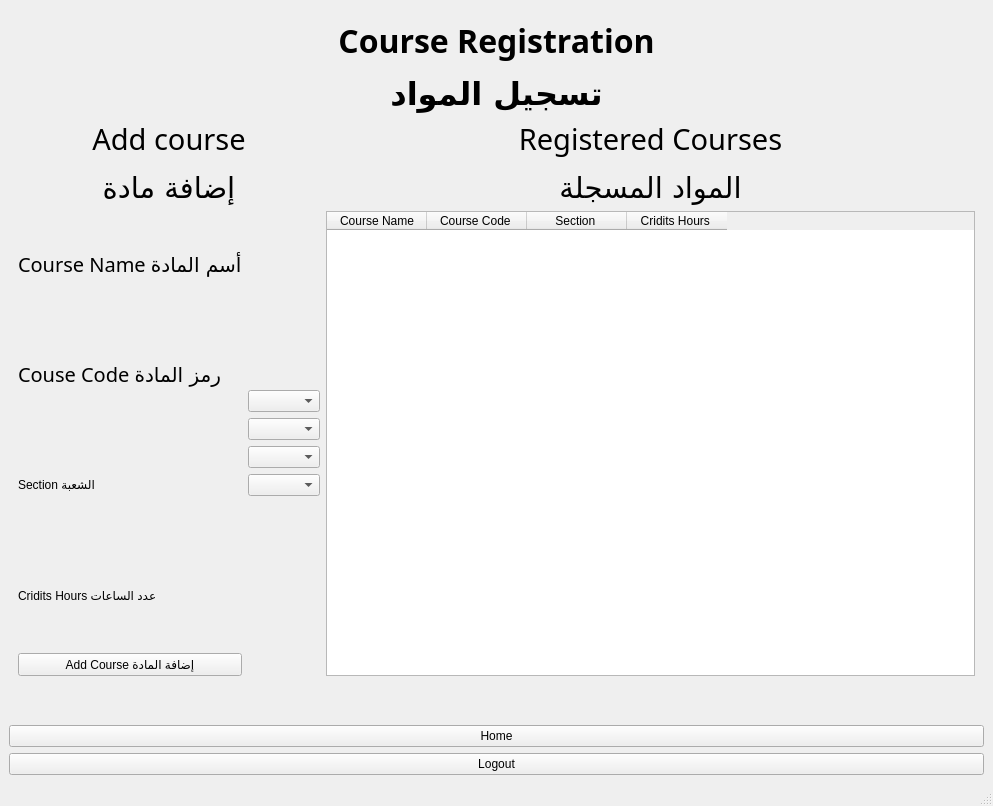
Above: GUI_MainWindows.ui from nwaaf20050-netizen/EE202_Course_Project before the change. Below: the same form after it.
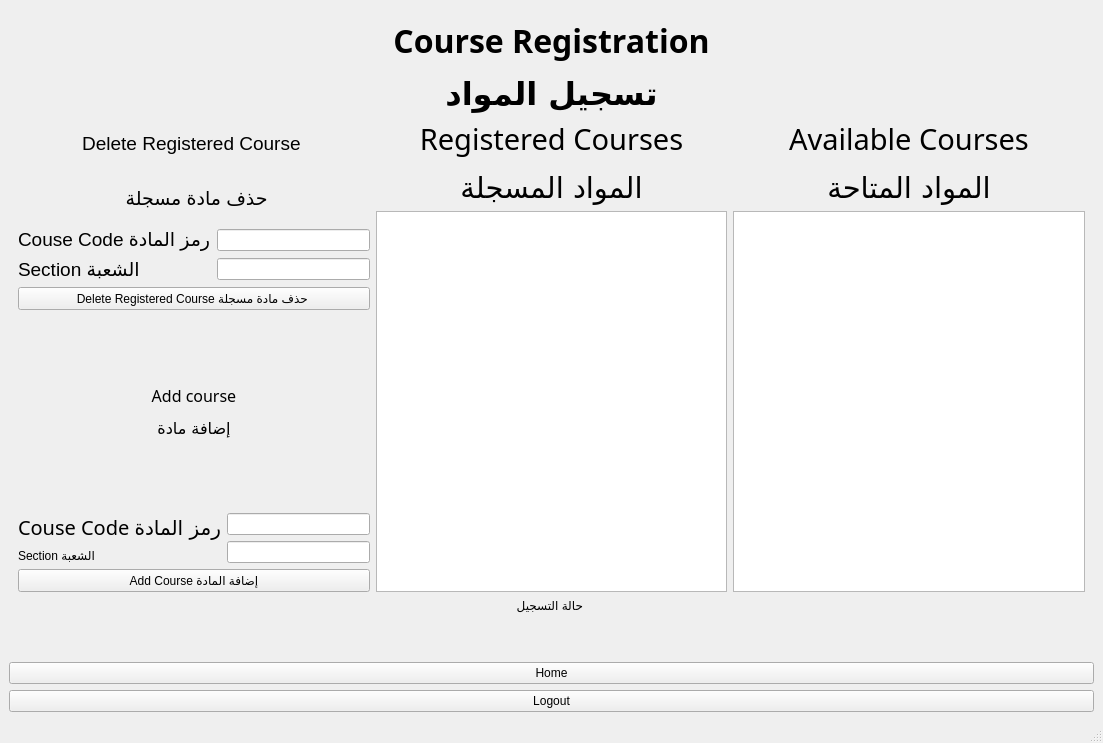
That is the form after the change. The open tabs and pages were chosen to show the change.

Commit message:
Added Student Course Registaration
_Add course registration
-added error handling
-updated gui

The edit to the form file:
```diff
--- a/GUI_MainWindows.ui
+++ b/GUI_MainWindows.ui
@@ -9,8 +9,8 @@
    <rect>
     <x>0</x>
     <y>0</y>
-    <width>993</width>
-    <height>806</height>
+    <width>1103</width>
+    <height>743</height>
    </rect>
   </property>
   <property name="windowTitle">
@@ -728,9 +728,9 @@
        </layout>
       </widget>
       <widget class="QWidget" name="StudentCourseRegistration">
-       <layout class="QGridLayout" name="gridLayout_7">
-        <item row="0" column="0" colspan="2">
-         <widget class="QLabel" name="label_26">
+       <layout class="QGridLayout" name="gridLayout_14">
+        <item row="0" column="0">
+         <widget class="QLabel" name="label_67">
           <property name="font">
            <font>
             <family>Rockwell</family>
@@ -742,58 +742,124 @@
          </widget>
         </item>
         <item row="1" column="0">
-         <widget class="QLabel" name="label_18">
-          <property name="font">
-           <font>
-            <family>Rockwell</family>
-           </font>
-          </property>
-          <property name="text">
-           <string>&lt;html&gt;&lt;head/&gt;&lt;body&gt;&lt;p align=&quot;center&quot;&gt;&lt;span style=&quot; font-size:22pt;&quot;&gt;Add course&lt;/span&gt;&lt;/p&gt;&lt;p align=&quot;center&quot;&gt;&lt;span style=&quot; font-size:22pt;&quot;&gt;إضافة مادة&lt;/span&gt;&lt;/p&gt;&lt;/body&gt;&lt;/html&gt;</string>
-          </property>
-         </widget>
-        </item>
-        <item row="1" column="1">
-         <widget class="QLabel" name="label_23">
-          <property name="font">
-           <font>
-            <family>Rockwell</family>
-           </font>
-          </property>
-          <property name="text">
-           <string>&lt;html&gt;&lt;head/&gt;&lt;body&gt;&lt;p align=&quot;center&quot;&gt;&lt;span style=&quot; font-size:22pt;&quot;&gt;Registered Courses&lt;/span&gt;&lt;/p&gt;&lt;p align=&quot;center&quot;&gt;&lt;span style=&quot; font-size:22pt;&quot;&gt;المواد المسجلة&lt;/span&gt;&lt;/p&gt;&lt;/body&gt;&lt;/html&gt;</string>
-          </property>
-         </widget>
-        </item>
-        <item row="2" column="0">
          <layout class="QHBoxLayout" name="horizontalLayout">
           <item>
            <layout class="QVBoxLayout" name="verticalLayout_5">
+            <item>
+             <layout class="QGridLayout" name="gridLayout_7">
+              <item row="1" column="0">
+               <widget class="QLabel" name="label_20">
+                <property name="font">
+                 <font>
+                  <pointsize>14</pointsize>
+                 </font>
+                </property>
+                <property name="text">
+                 <string>حذف مادة مسجلة </string>
+                </property>
+                <property name="alignment">
+                 <set>Qt::AlignCenter</set>
+                </property>
+               </widget>
+              </item>
+              <item row="0" column="0">
+               <widget class="QLabel" name="label_21">
+                <property name="font">
+                 <font>
+                  <pointsize>14</pointsize>
+                 </font>
+                </property>
+                <property name="text">
+                 <string>Delete Registered Course </string>
+                </property>
+                <property name="alignment">
+                 <set>Qt::AlignCenter</set>
+                </property>
+               </widget>
+              </item>
+              <item row="2" column="0">
+               <layout class="QHBoxLayout" name="horizontalLayout_3">
+                <item>
+                 <layout class="QVBoxLayout" name="verticalLayout_16">
+                  <property name="spacing">
+                   <number>7</number>
+                  </property>
+                  <item>
+                   <widget class="QLabel" name="label_22">
+                    <property name="font">
+                     <font>
+                      <pointsize>14</pointsize>
+                     </font>
+                    </property>
+                    <property name="text">
+                     <string>Couse Code رمز المادة</string>
+                    </property>
+                   </widget>
+                  </item>
+                  <item>
+                   <widget class="QLabel" name="label_23">
+                    <property name="font">
+                     <font>
+                      <pointsize>14</pointsize>
+                     </font>
+                    </property>
+                    <property name="text">
+                     <string>Section الشعبة</string>
+                    </property>
+                   </widget>
+                  </item>
+                 </layout>
+                </item>
+                <item>
+                 <layout class="QVBoxLayout" name="verticalLayout_15">
+                  <item>
+                   <widget class="QLineEdit" name="lineEdit_code2"/>
+                  </item>
+                  <item>
+                   <widget class="QLineEdit" name="lineEdit_section2"/>
+                  </item>
+                 </layout>
+                </item>
+               </layout>
+              </item>
+              <item row="3" column="0">
+               <widget class="QPushButton" name="pushButton_Delete">
+                <property name="text">
+                 <string>Delete Registered Course حذف مادة مسجلة </string>
+                </property>
+               </widget>
+              </item>
+             </layout>
+            </item>
+            <item>
+             <widget class="QLabel" name="label_24">
+              <property name="font">
+               <font>
+                <family>Rockwell</family>
+                <pointsize>14</pointsize>
+               </font>
+              </property>
+              <property name="text">
+               <string>&lt;html&gt;&lt;head/&gt;&lt;body&gt;&lt;p align=&quot;center&quot;&gt;&lt;span style=&quot; font-size:12pt;&quot;&gt;Add course&lt;/span&gt;&lt;/p&gt;&lt;p align=&quot;center&quot;&gt;&lt;span style=&quot; font-size:12pt;&quot;&gt;إضافة مادة&lt;/span&gt;&lt;/p&gt;&lt;/body&gt;&lt;/html&gt;</string>
+              </property>
+             </widget>
+            </item>
             <item>
              <layout class="QGridLayout" name="gridLayout_3">
-              <item row="0" column="0">
+              <item row="0" column="1">
                <layout class="QVBoxLayout" name="verticalLayout_2">
                 <item>
-                 <widget class="QLabel" name="label_19">
-                  <property name="font">
-                   <font>
-                    <family>Adobe Heiti Std R</family>
-                    <pointsize>15</pointsize>
-                    <weight>50</weight>
-                    <italic>false</italic>
-                    <bold>false</bold>
-                   </font>
-                  </property>
-                  <property name="styleSheet">
-                   <string notr="true">font: 15pt &quot;Adobe Heiti Std R&quot;;</string>
-                  </property>
-                  <property name="text">
-                   <string>Course Name أسم المادة</string>
-                  </property>
-                 </widget>
+                 <widget class="QLineEdit" name="lineEdit_code"/>
                 </item>
                 <item>
-                 <widget class="QLabel" name="label_20">
+                 <widget class="QLineEdit" name="lineEdit_section"/>
+                </item>
+               </layout>
+              </item>
+              <item row="0" column="0">
+               <layout class="QVBoxLayout" name="verticalLayout_3">
+                <item>
+                 <widget class="QLabel" name="label_26">
                   <property name="font">
                    <font>
                     <family>Adobe Heiti Std R</family>
@@ -812,7 +878,7 @@
                  </widget>
                 </item>
                 <item>
-                 <widget class="QLabel" name="label_21">
+                 <widget class="QLabel" name="label_64">
                   <property name="styleSheet">
                    <string notr="true">font: 15pt &quot;Adobe Heiti Std R&quot;;</string>
                   </property>
@@ -821,16 +887,6 @@
                   </property>
                  </widget>
                 </item>
-                <item>
-                 <widget class="QLabel" name="label_22">
-                  <property name="styleSheet">
-                   <string notr="true">font: 15pt &quot;Adobe Heiti Std R&quot;;</string>
-                  </property>
-                  <property name="text">
-                   <string>Cridits Hours عدد الساعات</string>
-                  </property>
-                 </widget>
-                </item>
                </layout>
               </item>
              </layout>
@@ -847,69 +903,52 @@
           <item>
            <layout class="QVBoxLayout" name="verticalLayout_4">
             <item>
-             <layout class="QVBoxLayout" name="verticalLayout_3">
-              <item>
-               <widget class="QComboBox" name="comboBox"/>
-              </item>
-              <item>
-               <widget class="QComboBox" name="comboBox_2"/>
-              </item>
-              <item>
-               <widget class="QComboBox" name="comboBox_3"/>
-              </item>
-              <item>
-               <widget class="QComboBox" name="comboBox_4"/>
-              </item>
-             </layout>
+             <widget class="QLabel" name="label_65">
+              <property name="font">
+               <font>
+                <family>Rockwell</family>
+               </font>
+              </property>
+              <property name="text">
+               <string>&lt;html&gt;&lt;head/&gt;&lt;body&gt;&lt;p align=&quot;center&quot;&gt;&lt;span style=&quot; font-size:22pt;&quot;&gt;Registered Courses&lt;/span&gt;&lt;/p&gt;&lt;p align=&quot;center&quot;&gt;&lt;span style=&quot; font-size:22pt;&quot;&gt;المواد المسجلة&lt;/span&gt;&lt;/p&gt;&lt;/body&gt;&lt;/html&gt;</string>
+              </property>
+             </widget>
+            </item>
+            <item>
+             <widget class="QTableView" name="tableView_2"/>
+            </item>
+           </layout>
+          </item>
+          <item>
+           <layout class="QVBoxLayout" name="verticalLayout_8">
+            <item>
+             <widget class="QLabel" name="label_66">
+              <property name="font">
+               <font>
+                <family>Rockwell</family>
+               </font>
+              </property>
+              <property name="text">
+               <string>&lt;html&gt;&lt;head/&gt;&lt;body&gt;&lt;p align=&quot;center&quot;&gt;&lt;span style=&quot; font-size:22pt;&quot;&gt;Available Courses&lt;/span&gt;&lt;/p&gt;&lt;p align=&quot;center&quot;&gt;&lt;span style=&quot; font-size:22pt;&quot;&gt;المواد المتاحة&lt;/span&gt;&lt;/p&gt;&lt;/body&gt;&lt;/html&gt;</string>
+              </property>
+             </widget>
+            </item>
+            <item>
+             <widget class="QTableView" name="tableView"/>
             </item>
            </layout>
           </item>
          </layout>
         </item>
-        <item row="2" column="1">
-         <widget class="QTableWidget" name="tableWidget">
-          <property name="enabled">
-           <bool>true</bool>
+        <item row="2" column="0">
+         <widget class="QLabel" name="label_19">
+          <property name="text">
+           <string>&lt;html&gt;&lt;head/&gt;&lt;body&gt;&lt;p align=&quot;center&quot;&gt;حالة التسجيل &lt;/p&gt;&lt;/body&gt;&lt;/html&gt;</string>
           </property>
-          <property name="sizePolicy">
-           <sizepolicy hsizetype="Expanding" vsizetype="Expanding">
-            <horstretch>4</horstretch>
-            <verstretch>0</verstretch>
-           </sizepolicy>
-          </property>
-          <property name="maximumSize">
-           <size>
-            <width>16777215</width>
-            <height>16777215</height>
-           </size>
-          </property>
-          <attribute name="horizontalHeaderCascadingSectionResizes">
-           <bool>false</bool>
-          </attribute>
-          <column>
-           <property name="text">
-            <string>Course Name</string>
-           </property>
-          </column>
-          <column>
-           <property name="text">
-            <string>Course Code </string>
-           </property>
-          </column>
-          <column>
-           <property name="text">
-            <string>Section </string>
-           </property>
-          </column>
-          <column>
-           <property name="text">
-            <string>Cridits Hours </string>
-           </property>
-          </column>
          </widget>
         </item>
-        <item row="3" column="1">
-         <widget class="QLabel" name="label_24">
+        <item row="3" column="0">
+         <widget class="QLabel" name="label_18">
           <property name="text">
            <string>&lt;html&gt;&lt;head/&gt;&lt;body&gt;&lt;p align=&quot;center&quot;&gt;&lt;br/&gt;&lt;/p&gt;&lt;/body&gt;&lt;/html&gt;</string>
           </property>
```
Left out of the diff: 146 changed lines with no effect on the pictures. The commit also changes 2 other files.
